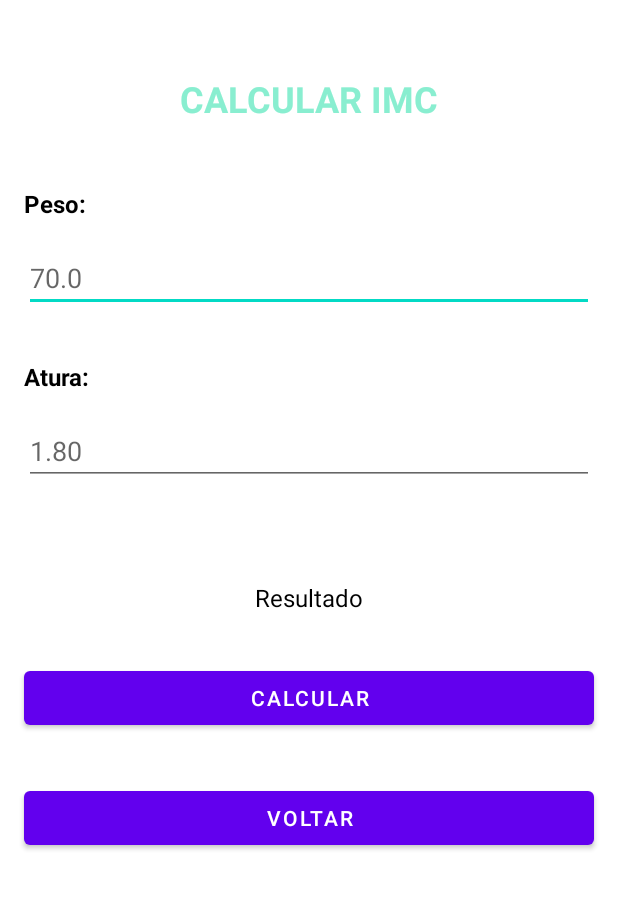
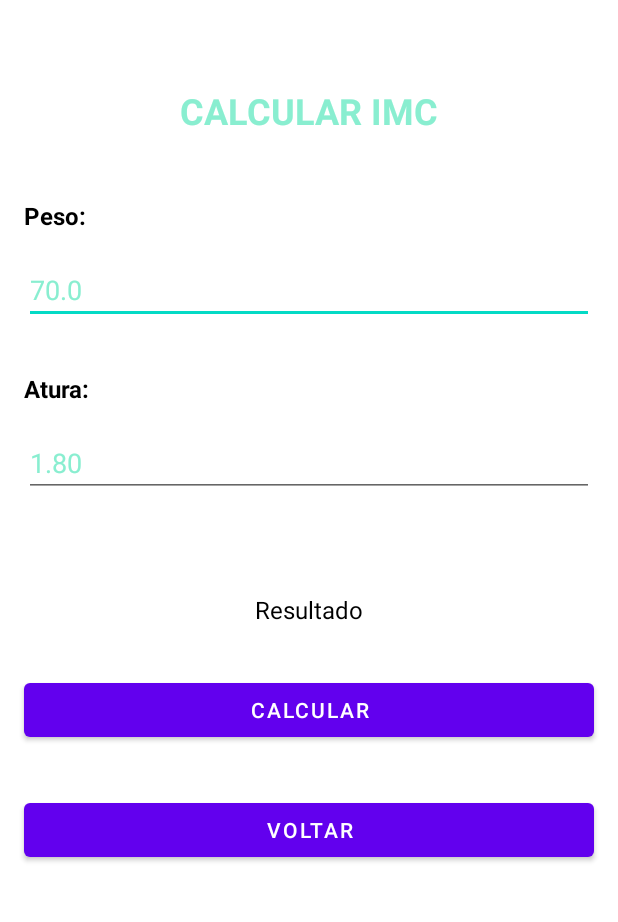
Before and after one commit to M4Falcao/Estudo_Android, an Android app: the ExameActivity screen opened directly, with no data from a screen before it, on a phone screen of 412 x 824 dp, the part 201-1123 px from its top. Run offline under Robolectric (Android 15) with nearby library versions, the phone set to English and light mode, and no system bars.

Commit message:
dia16-09

```diff
--- a/app/src/main/res/layout/activity_exame.xml
+++ b/app/src/main/res/layout/activity_exame.xml
@@ -4,6 +4,7 @@
     xmlns:tools="http://schemas.android.com/tools"
     android:layout_width="match_parent"
     android:layout_height="match_parent"
+    android:background="@color/white"
     tools:context=".ExameActivity">
 
     <ImageView
@@ -26,6 +27,9 @@
         android:ems="10"
         android:hint="70.0"
         android:inputType="number|numberDecimal"
+        android:textColor="@color/black"
+        android:textColorHighlight="@color/AzulRDA"
+        android:textColorHint="@color/AzulRDA"
         app:layout_constraintEnd_toEndOf="parent"
         app:layout_constraintHorizontal_bias="0.5"
         app:layout_constraintStart_toStartOf="parent"
@@ -41,6 +45,9 @@
         android:ems="10"
         android:hint="1.80"
         android:inputType="number|numberDecimal"
+        android:textColor="@color/black"
+        android:textColorHighlight="@color/AzulRDA"
+        android:textColorHint="@color/AzulRDA"
         app:layout_constraintEnd_toEndOf="parent"
         app:layout_constraintHorizontal_bias="0.5"
         app:layout_constraintStart_toStartOf="parent"
@@ -121,8 +128,9 @@
         android:id="@+id/txdNomePaciente"
         android:layout_width="wrap_content"
         android:layout_height="wrap_content"
-        android:layout_marginTop="8dp"
+        android:layout_marginTop="16dp"
         android:text="NomePaciente"
+        android:textColor="@color/black"
         app:layout_constraintEnd_toEndOf="parent"
         app:layout_constraintStart_toStartOf="parent"
         app:layout_constraintTop_toTopOf="parent" />
--- a/app/src/main/res/layout/activity_splash.xml
+++ b/app/src/main/res/layout/activity_splash.xml
@@ -4,6 +4,7 @@
     xmlns:tools="http://schemas.android.com/tools"
     android:layout_width="match_parent"
     android:layout_height="match_parent"
+    android:background="@color/white"
     tools:context=".SplashActivity">
 
     <TextView
--- /dev/null
+++ b/app/src/main/res/values-night/styles.xml
@@ -0,0 +1,6 @@
+<resources>
+    <style name="Widget.Theme.RDA_mobile.MyView" parent="">
+        <item name="android:background">@color/gray_600</item>
+        <item name="exampleColor">@color/light_blue_600</item>
+    </style>
+</resources>
--- a/app/src/main/res/values/colors.xml
+++ b/app/src/main/res/values/colors.xml
@@ -8,4 +8,8 @@
     <color name="black">#FF000000</color>
     <color name="white">#FFFFFFFF</color>
     <color name="AzulRDA">#89EED0</color>
+    <color name="light_blue_400">#FF29B6F6</color>
+    <color name="light_blue_600">#FF039BE5</color>
+    <color name="gray_400">#FFBDBDBD</color>
+    <color name="gray_600">#FF757575</color>
 </resources>
--- /dev/null
+++ b/app/src/main/res/values/styles.xml
@@ -0,0 +1,6 @@
+<resources>
+    <style name="Widget.Theme.RDA_mobile.MyView" parent="">
+        <item name="android:background">@color/gray_400</item>
+        <item name="exampleColor">@color/light_blue_400</item>
+    </style>
+</resources>
```
Also changed, not shown: app/src/main/res/drawable/novo_botao.xml (added, +18 -0 lines), app/src/main/res/layout/activity_main.xml (+9 -0 lines), app/src/main/res/values/attrs_my_view.xml (added, +8 -0 lines).
